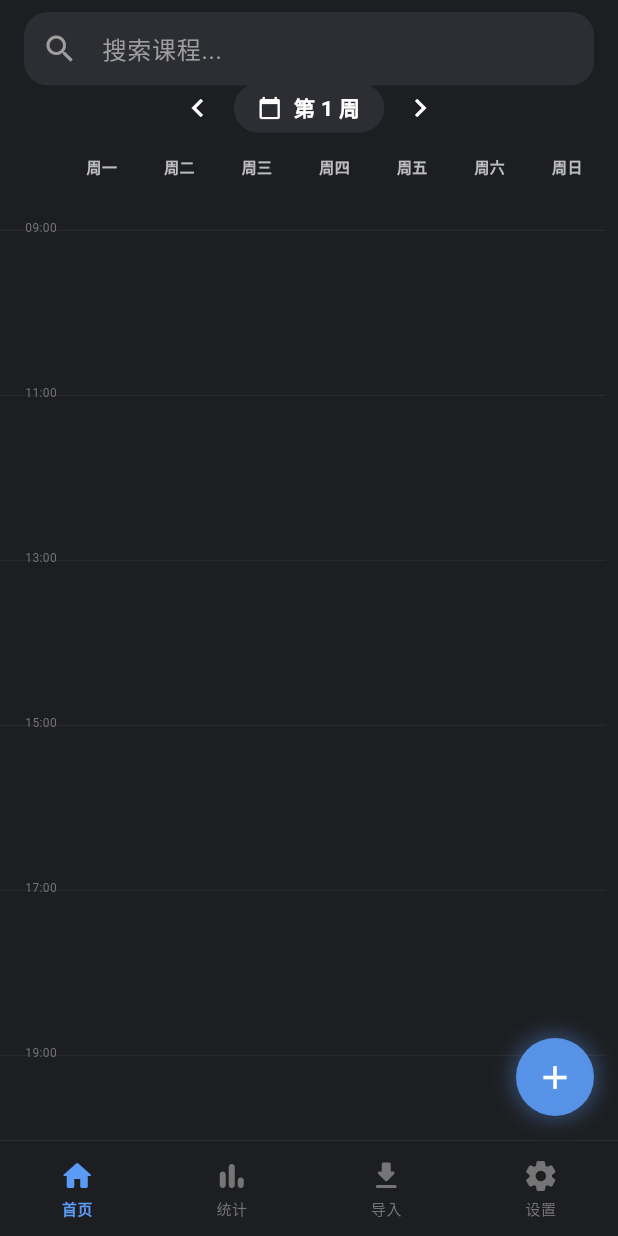
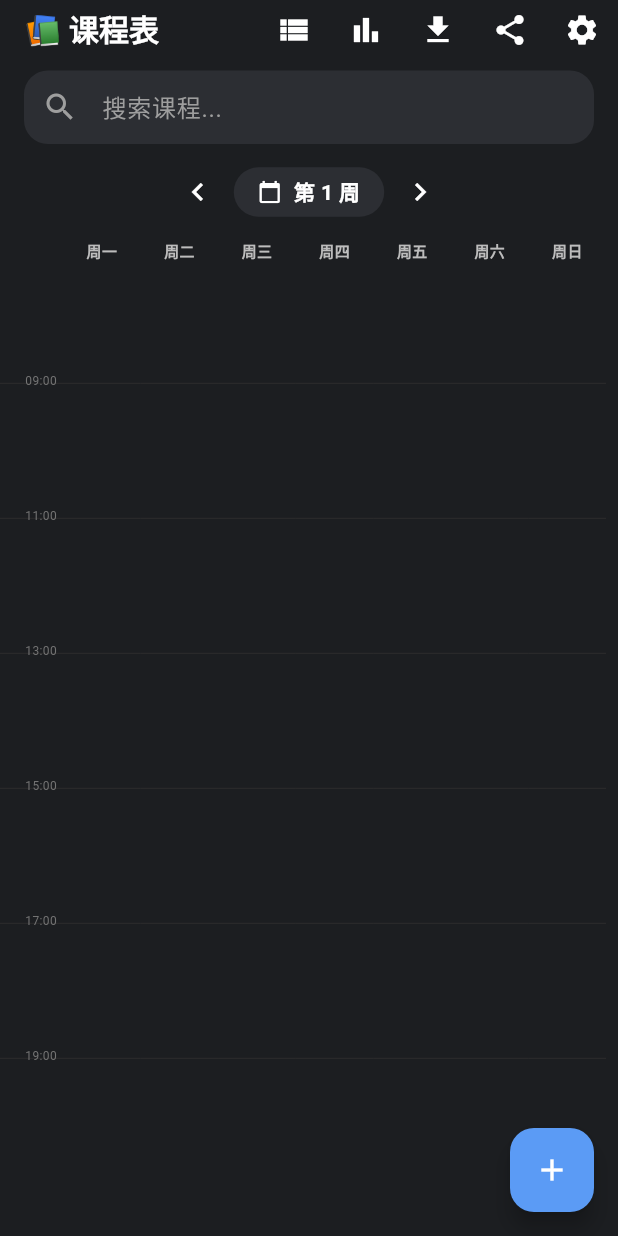
Before and after one commit to a3292334877-star/herrycat, a Flutter app: the screen it shows after launch, on a phone screen of 412 x 824 dp. Run offline on Flutter 3.47's test engine with Material 3 defaults, Android fonts, the phone set to English and light mode, and no system bars; our stand-ins replace flutter_local_notifications, flutter_timezone, share_plus, shared_preferences, sqflite, timezone; missing offline and left inert: pointycastle; accounts and stored records are empty.

Commit message:
chore: shrink time column — containerH 660→540px (45px/h)

```diff
--- a/lib/screens/home_screen.dart
+++ b/lib/screens/home_screen.dart
@@ -20,7 +20,6 @@ class _HomeScreenState extends State<HomeScreen>
   String _searchQuery = '';
   final TextEditingController _searchController = TextEditingController();
   bool _weeklyGridMode = true;
-  int _currentNavIndex = 0;
 
   @override
   void initState() {
@@ -37,42 +36,23 @@ class _HomeScreenState extends State<HomeScreen>
 
   @override
   Widget build(BuildContext context) {
+    final colorScheme = Theme.of(context).colorScheme;
+
     return Scaffold(
       backgroundColor: const Color(0xFF1C1E21),
-      appBar: _currentNavIndex == 0 ? _buildAppBar() : null,
-      bottomNavigationBar: _BottomNav(
-        currentIndex: _currentNavIndex,
-        onTap: (i) => setState(() => _currentNavIndex = i),
+      appBar: AppBar(
+        backgroundColor: const Color(0xFF1C1E21),
+        elevation: 0,
+        scrolledUnderElevation: 0,
+        title: const Text(
+          '📚 课程表',
+          style: TextStyle(
+            color: Colors.white,
+            fontWeight: FontWeight.bold,
+            fontSize: 20,
           ),
-      floatingActionButton: _currentNavIndex == 0
-          ? Container(
-              width: 52,
-              height: 52,
-              decoration: BoxDecoration(
-                color: const Color(0xFF5B9BF5).withOpacity(0.9),
-                shape: BoxShape.circle,
-                boxShadow: [
-                  BoxShadow(
-                    color: const Color(0xFF5B9BF5).withOpacity(0.4),
-                    blurRadius: 12,
-                    spreadRadius: 2,
         ),
-                ],
-              ),
-              child: FloatingActionButton(
-                backgroundColor: Colors.transparent,
-                elevation: 0,
-                onPressed: () => Navigator.pushNamed(context, '/add'),
-                child: const Icon(Icons.add, color: Colors.white, size: 26),
-              ),
-            )
-          : null,
-      body: _buildBody(),
-    );
-  }
-
-  PreferredSizeWidget _buildAppBar() {
-    return PreferredSize(
+        bottom: PreferredSize(
           preferredSize: Size.fromHeight(_weeklyGridMode ? 48 : 96),
           child: Column(
             children: [
@@ -113,7 +93,7 @@ class _HomeScreenState extends State<HomeScreen>
                     isScrollable: true,
                     labelColor: Colors.white,
                     unselectedLabelColor: Colors.grey[500],
-                indicatorColor: const Color(0xFF5B9BF5),
+                    indicatorColor: colorScheme.primary,
                     indicatorWeight: 3,
                     dividerColor: Colors.transparent,
                     tabAlignment: TabAlignment.start,
@@ -123,36 +103,67 @@ class _HomeScreenState extends State<HomeScreen>
                 ),
             ],
           ),
+        ),
+        actions: [
+          IconButton(
+            icon: Icon(_weeklyGridMode ? Icons.view_list : Icons.grid_view, color: Colors.white),
+            tooltip: _weeklyGridMode ? '切换列表' : '切换周视图',
+            onPressed: () => setState(() => _weeklyGridMode = !_weeklyGridMode),
+          ),
+          IconButton(
+            icon: const Icon(Icons.bar_chart, color: Colors.white),
+            onPressed: () => Navigator.pushNamed(context, '/statistics'),
+          ),
+          IconButton(
+            icon: const Icon(Icons.download, color: Colors.white),
+            tooltip: '导入课表',
+            onPressed: _importSchedule,
+          ),
+          IconButton(
+            icon: const Icon(Icons.share, color: Colors.white),
+            onPressed: _shareSchedule,
+          ),
+          IconButton(
+            icon: const Icon(Icons.settings, color: Colors.white),
+            onPressed: () => Navigator.pushNamed(context, '/settings'),
+          ),
+        ],
+      ),
+      body: Consumer<CourseProvider>(
+        builder: (context, provider, child) {
+          if (provider.isLoading) {
+            return const Center(
+              child: CircularProgressIndicator(),
             );
           }
 
-  Widget _buildBody() {
-    if (_currentNavIndex != 0) {
-      return const SizedBox.shrink();
-    }
-    return Consumer<CourseProvider>(
-      builder: (context, provider, child) {
-        if (provider.isLoading) {
-          return const Center(child: CircularProgressIndicator());
-        }
           if (_searchQuery.isNotEmpty) {
             final results = provider.courses
                 .where((c) => c.name.toLowerCase().contains(_searchQuery))
                 .toList();
             return _buildSearchResults(results);
           }
+
           if (_weeklyGridMode) {
             return const WeeklyGridView();
           }
+
           return TabBarView(
             controller: _tabController,
             children: List.generate(7, (index) {
               final day = index + 1;
               final courses = provider.getCoursesForDay(day);
-            return _buildCourseList(courses);
+              return _buildCourseList(courses, day);
             }),
           );
         },
+      ),
+      floatingActionButton: FloatingActionButton(
+        backgroundColor: colorScheme.primary,
+        foregroundColor: Colors.white,
+        onPressed: () => Navigator.pushNamed(context, '/add'),
+        child: const Icon(Icons.add),
+      ),
     );
   }
 
@@ -164,7 +175,10 @@ class _HomeScreenState extends State<HomeScreen>
           children: [
             Icon(Icons.search_off, size: 64, color: Colors.grey[600]),
             const SizedBox(height: 16),
-            Text('没有找到"$_searchQuery"相关的课程', style: TextStyle(color: Colors.grey[500])),
+            Text(
+              '没有找到"$_searchQuery"相关的课程',
+              style: TextStyle(color: Colors.grey[500]),
+            ),
           ],
         ),
       );
@@ -172,15 +186,18 @@ class _HomeScreenState extends State<HomeScreen>
     return ListView.builder(
       padding: const EdgeInsets.fromLTRB(16, 16, 16, 100),
       itemCount: courses.length,
-      itemBuilder: (context, i) => CourseCard(
-        course: courses[i],
-        onTap: () => _showCourseDetail(courses[i]),
-        onLongPress: () => _showSwapDialog(courses[i]),
-      ),
+      itemBuilder: (context, i) {
+        final course = courses[i];
+        return CourseCard(
+          course: course,
+          onTap: () => _showCourseDetail(course),
+          onLongPress: () => _showSwapDialog(course),
+        );
+      },
     );
   }
 
-  Widget _buildCourseList(List<Course> courses) {
+  Widget _buildCourseList(List<Course> courses, int day) {
     if (courses.isEmpty) {
       return Center(
         child: Column(
@@ -188,7 +205,10 @@ class _HomeScreenState extends State<HomeScreen>
           children: [
             Icon(Icons.event_available, size: 64, color: Colors.grey[600]),
             const SizedBox(height: 16),
-            Text('这天没课～', style: TextStyle(color: Colors.grey[500])),
+            Text(
+              '这天没课～',
+              style: TextStyle(color: Colors.grey[500]),
+            ),
           ],
         ),
       );
@@ -196,11 +216,14 @@ class _HomeScreenState extends State<HomeScreen>
     return ListView.builder(
       padding: const EdgeInsets.fromLTRB(16, 16, 16, 100),
       itemCount: courses.length,
-      itemBuilder: (context, i) => CourseCard(
-        course: courses[i],
-        onTap: () => _showCourseDetail(courses[i]),
-        onLongPress: () => _showSwapDialog(courses[i]),
-      ),
+      itemBuilder: (context, i) {
+        final course = courses[i];
+        return CourseCard(
+          course: course,
+          onTap: () => _showCourseDetail(course),
+          onLongPress: () => _showSwapDialog(course),
+        );
+      },
     );
   }
 
@@ -252,8 +275,9 @@ class _HomeScreenState extends State<HomeScreen>
   void _shareSchedule() {
     final provider = context.read<CourseProvider>();
     final buffer = StringBuffer();
-    buffer.writeln('📚 Henrycat 课程表');
+    buffer.writeln('📚 Herrycat 课程表');
     buffer.writeln('================');
+
     final dayNames = ['周一', '周二', '周三', '周四', '周五', '周六', '周日'];
     for (int day = 1; day <= 7; day++) {
       final courses = provider.getCoursesForDay(day);
@@ -266,7 +290,8 @@ class _HomeScreenState extends State<HomeScreen>
         }
       }
     }
-    Share.share(buffer.toString(), subject: 'Henrycat 课程表');
+
+    Share.share(buffer.toString(), subject: 'Herrycat 课程表');
   }
 
   Future<void> _importSchedule() async {
@@ -274,70 +299,11 @@ class _HomeScreenState extends State<HomeScreen>
     if (result == true && mounted) {
       context.read<CourseProvider>().loadCourses();
       ScaffoldMessenger.of(context).showSnackBar(
-        const SnackBar(content: Text('✨ 课表导入成功！'), behavior: SnackBarBehavior.floating),
+        const SnackBar(
+          content: Text('✨ 课表导入成功！'),
+          behavior: SnackBarBehavior.floating,
+        ),
       );
     }
   }
 }
-
-// ── Bottom Navigation Bar ─────────────────────────────────────────────────────
-class _BottomNav extends StatelessWidget {
-  final int currentIndex;
-  final Function(int) onTap;
-
-  const _BottomNav({required this.currentIndex, required this.onTap});
-
-  @override
-  Widget build(BuildContext context) {
-    return Container(
-      height: 64,
-      decoration: BoxDecoration(
-        color: const Color(0xFF1C1E21),
-        border: Border(top: BorderSide(color: Colors.grey[850]!, width: 0.5)),
-      ),
-      child: SafeArea(
-        child: Row(
-          mainAxisAlignment: MainAxisAlignment.spaceAround,
-          children: [
-            _NavItem(icon: Icons.home_rounded, label: '首页', isSelected: currentIndex == 0, onTap: () => onTap(0)),
-            _NavItem(icon: Icons.bar_chart_rounded, label: '统计', isSelected: currentIndex == 1, onTap: () => onTap(1)),
-            _NavItem(icon: Icons.download_rounded, label: '导入', isSelected: currentIndex == 2, onTap: () => onTap(2)),
-            _NavItem(icon: Icons.settings_rounded, label: '设置', isSelected: currentIndex == 3, onTap: () => onTap(3)),
-          ],
-        ),
-      ),
-    );
-  }
-}
-
-class _NavItem extends StatelessWidget {
-  final IconData icon;
-  final String label;
-  final bool isSelected;
-  final VoidCallback onTap;
-
-  const _NavItem({required this.icon, required this.label, required this.isSelected, required this.onTap});
-
-  @override
-  Widget build(BuildContext context) {
-    final color = isSelected ? const Color(0xFF5B9BF5) : Colors.grey[600]!;
-    return GestureDetector(
-      onTap: onTap,
-      behavior: HitTestBehavior.opaque,
-      child: SizedBox(
-        width: 60,
-        child: Column(
-          mainAxisAlignment: MainAxisAlignment.center,
-          children: [
-            Icon(icon, color: color, size: 24),
-            const SizedBox(height: 3),
-            Text(
-              label,
-              style: TextStyle(color: color, fontSize: 10, fontWeight: isSelected ? FontWeight.w600 : FontWeight.normal),
-            ),
-          ],
-        ),
-      ),
-    );
-  }
-}
--- a/lib/widgets/weekly_grid_view.dart
+++ b/lib/widgets/weekly_grid_view.dart
@@ -13,8 +13,8 @@ class WeeklyGridView extends StatelessWidget {
   static const int _dayEndMin   = 20 * 60 + 30; // 1230
   static const int _totalMin    = _dayEndMin - _dayStartMin; // 720
 
-  // Container height = 12 hours × 55 px/h = 660 px total
-  static const double _containerH = 660.0;
+  // Container height = 12 hours × 45 px/h = 540 px total
+  static const double _containerH = 540.0;
 
   static double _minToPx(int min) =>
       ((min - _dayStartMin) / _totalMin) * _containerH;
```
Lines whose indentation alone changed are shown as unchanged.
